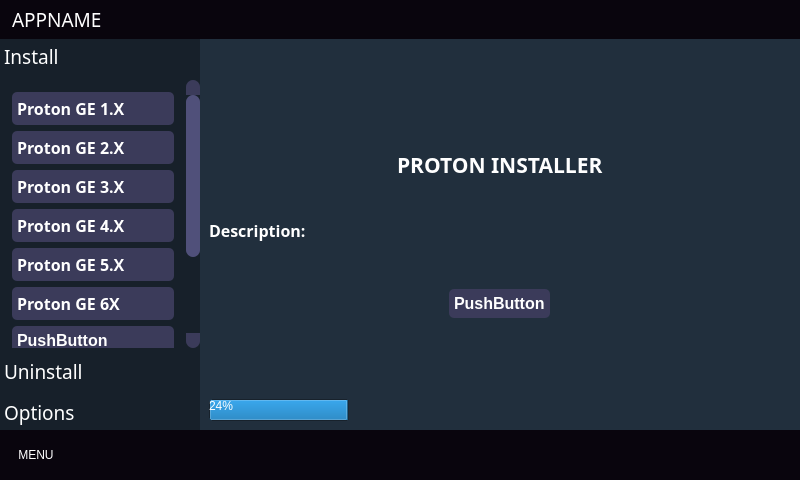
This is interface.ui in ainus64/Steamdeck-Tweak as Qt 5 draws it before an edit. The edited form follows.
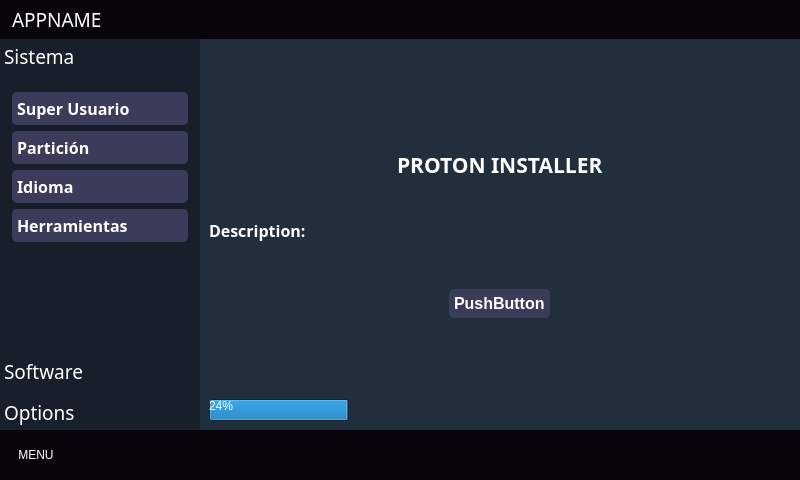
This is the edited form. Icons and pictures are not drawn.

Patch:
```diff
--- a/interface.ui
+++ b/interface.ui
@@ -459,8 +459,8 @@
                        <rect>
                         <x>0</x>
                         <y>0</y>
-                        <width>186</width>
-                        <height>388</height>
+                        <width>200</width>
+                        <height>281</height>
                        </rect>
                       </property>
                       <attribute name="icon">
@@ -468,7 +468,7 @@
                         <normaloff>:/theme/icons/package.svg</normaloff>:/theme/icons/package.svg</iconset>
                       </attribute>
                       <attribute name="label">
-                       <string>Install</string>
+                       <string>Sistema</string>
                       </attribute>
                       <layout class="QVBoxLayout" name="verticalLayout_13">
                        <item alignment="Qt::AlignTop">
@@ -509,7 +509,7 @@
                              </font>
                             </property>
                             <property name="text">
-                             <string>Proton GE 1.X</string>
+                             <string>Super Usuario</string>
                             </property>
                            </widget>
                           </item>
@@ -524,7 +524,7 @@
                              </font>
                             </property>
                             <property name="text">
-                             <string>Proton GE 2.X</string>
+                             <string>Partición</string>
                             </property>
                            </widget>
                           </item>
@@ -539,7 +539,7 @@
                              </font>
                             </property>
                             <property name="text">
-                             <string>Proton GE 3.X</string>
+                             <string>Idioma</string>
                             </property>
                            </widget>
                           </item>
@@ -554,65 +554,7 @@
                              </font>
                             </property>
                             <property name="text">
-                             <string>Proton GE 4.X</string>
-                            </property>
-                           </widget>
-                          </item>
-                          <item>
-                           <widget class="QPushButton" name="installButton_4">
-                            <property name="font">
-                             <font>
-                              <family>Betina Sans</family>
-                              <pointsize>-1</pointsize>
-                              <weight>75</weight>
-                              <bold>true</bold>
-                             </font>
-                            </property>
-                            <property name="text">
-                             <string>Proton GE 5.X</string>
-                            </property>
-                           </widget>
-                          </item>
-                          <item>
-                           <widget class="QPushButton" name="installButton_5">
-                            <property name="font">
-                             <font>
-                              <family>Betina Sans</family>
-                              <pointsize>-1</pointsize>
-                              <weight>75</weight>
-                              <bold>true</bold>
-                             </font>
-                            </property>
-                            <property name="text">
-                             <string>Proton GE 6X</string>
-                            </property>
-                           </widget>
-                          </item>
-                          <item>
-                           <widget class="QPushButton" name="installButton_6">
-                            <property name="text">
-                             <string>PushButton</string>
-                            </property>
-                           </widget>
-                          </item>
-                          <item>
-                           <widget class="QPushButton" name="installButton_7">
-                            <property name="text">
-                             <string>PushButton</string>
-                            </property>
-                           </widget>
-                          </item>
-                          <item>
-                           <widget class="QPushButton" name="installButton_8">
-                            <property name="text">
-                             <string>PushButton</string>
-                            </property>
-                           </widget>
-                          </item>
-                          <item>
-                           <widget class="QPushButton" name="installButton_9">
-                            <property name="text">
-                             <string>PushButton</string>
+                             <string>Herramientas</string>
                             </property>
                            </widget>
                           </item>
@@ -635,7 +577,7 @@
                         <normaloff>:/theme/icons/trash-2.svg</normaloff>:/theme/icons/trash-2.svg</iconset>
                       </attribute>
                       <attribute name="label">
-                       <string>Uninstall</string>
+                       <string>Software</string>
                       </attribute>
                       <layout class="QVBoxLayout" name="verticalLayout_14">
                        <item alignment="Qt::AlignTop">
```
Left out of the diff: 55 changed lines with no effect on the pictures.
